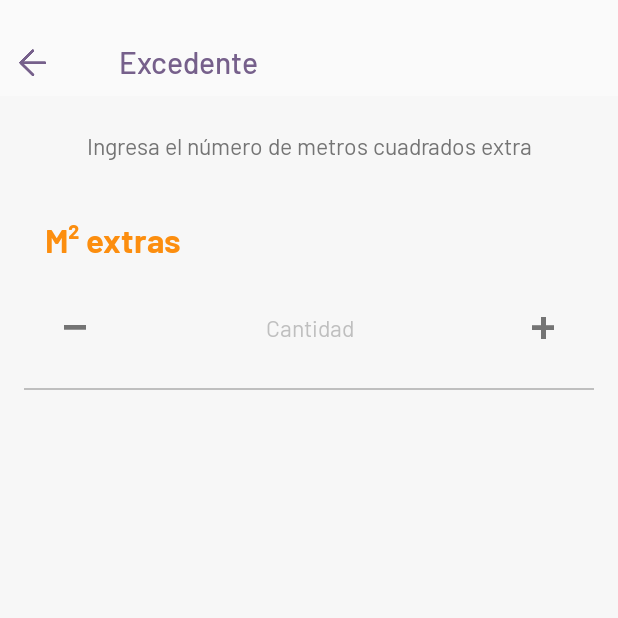
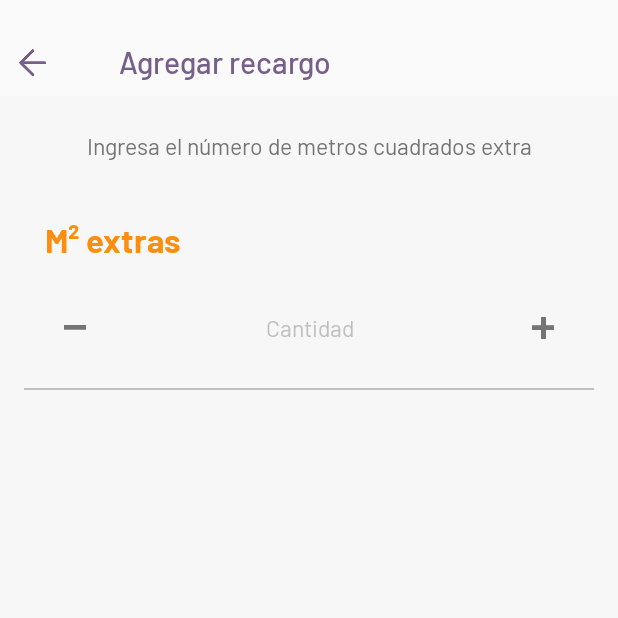
Before and after one commit to ServiciosACO/in-android-user, an Android app: the Excedentes3 screen opened directly, with no data from a screen before it, on a phone screen of 412 x 824 dp, the top half of it. Run offline under Robolectric (Android 15) with nearby library versions, the phone set to English and light mode, and no system bars; 1 statement that could not run was skipped.

Commit message:
correcting bugs

```diff
--- a/app/src/main/java/co/kubo/indiesco/activities/AddService.kt
+++ b/app/src/main/java/co/kubo/indiesco/activities/AddService.kt
@@ -361,6 +361,7 @@ class AddService : AppCompatActivity(), View.OnClickListener, IVivieda,
     override fun onBackPressed() {
         if (validation()){
             val intent = Intent (this, TipoInmueble :: class.java)
+            intent.flags = Intent.FLAG_ACTIVITY_NEW_TASK or Intent.FLAG_ACTIVITY_CLEAR_TOP
             startActivity(intent)
             finish()
         }
--- a/app/src/main/java/co/kubo/indiesco/activities/AddService2.kt
+++ b/app/src/main/java/co/kubo/indiesco/activities/AddService2.kt
@@ -325,6 +325,7 @@ class AddService2 : AppCompatActivity(), View.OnClickListener,
     override fun onBackPressed() {
         if (validation()){
             val intent = Intent (this, TipoInmueble :: class.java)
+            intent.flags = Intent.FLAG_ACTIVITY_NEW_TASK or Intent.FLAG_ACTIVITY_CLEAR_TOP
             startActivity(intent)
             finish()
         }
--- a/app/src/main/java/co/kubo/indiesco/activities/TipoInmueble.kt
+++ b/app/src/main/java/co/kubo/indiesco/activities/TipoInmueble.kt
@@ -112,6 +112,7 @@ class TipoInmueble : AppCompatActivity(), IShowOption, View.OnClickListener {
     }
 
     override fun onBackPressed() {
+        finish()
         super.onBackPressed()
     }
 
--- a/app/src/main/res/layout/activity_excedentes3.xml
+++ b/app/src/main/res/layout/activity_excedentes3.xml
@@ -29,7 +29,7 @@
                 android:layout_gravity="center"
                 style="@style/texto_20_morado"
                 android:layout_marginLeft="35sp"
-                android:text="Excedente"
+                android:text="Agregar recargo"
                 android:layout_width="wrap_content"
                 android:layout_height="wrap_content" />
         </LinearLayout>
--- a/app/src/main/res/layout/activity_mi_perfil.xml
+++ b/app/src/main/res/layout/activity_mi_perfil.xml
@@ -70,6 +70,7 @@
                             android:layout_width="96sp"
                             android:layout_height="96sp" />
                         <ImageView
+                            android:visibility="invisible"
                             android:id="@+id/imgConfig"
                             android:layout_marginLeft="18sp"
                             android:src="@drawable/btn_config_inactive"
```
